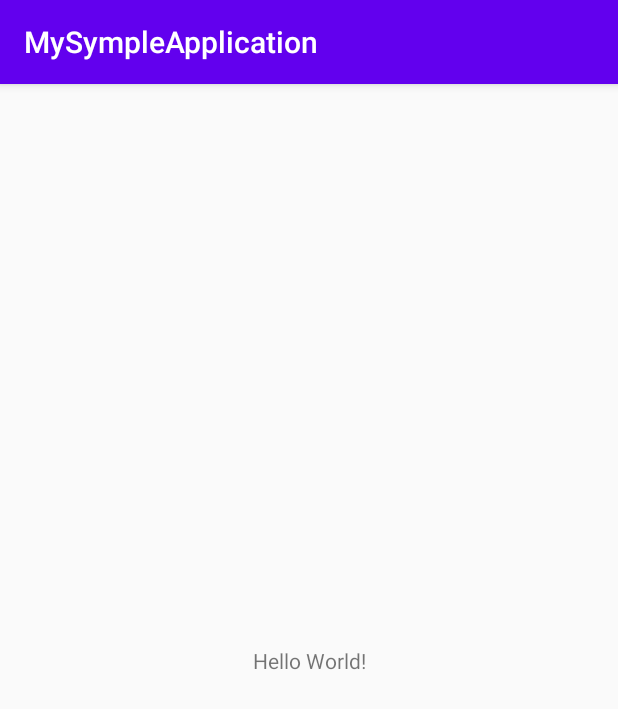
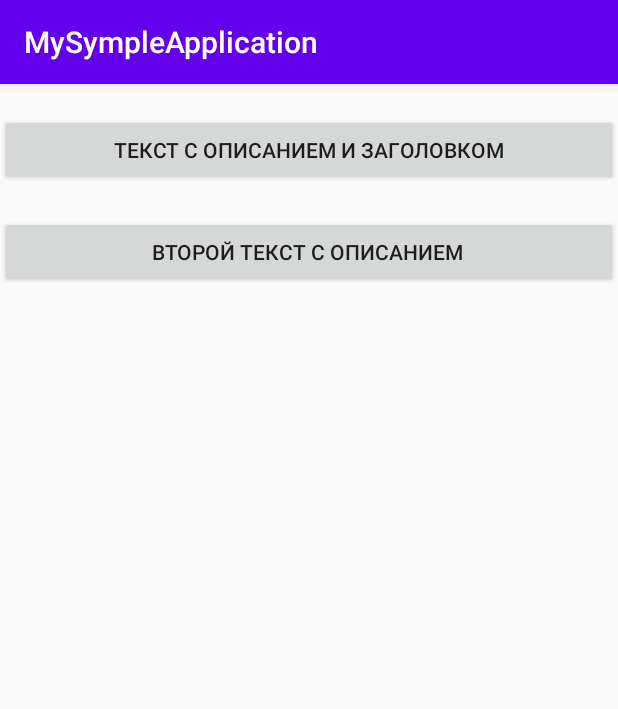
Before and after one commit to AlexM-pixel/SipmlePrimer, an Android app: the screen it shows after launch (MainActivity), on a phone screen of 412 x 824 dp. Shown: the top 709 px of the screen. Run offline under Robolectric (Android 15) with nearby library versions, the phone set to English and light mode, and no system bars.

Commit message:
два фрагмента с передачей данных между ними через аргументы

```diff
--- a/app/src/main/AndroidManifest.xml
+++ b/app/src/main/AndroidManifest.xml
@@ -16,6 +16,7 @@
                 <category android:name="android.intent.category.LAUNCHER" />
             </intent-filter>
         </activity>
+        <activity android:name=".SecondActivity"/>
     </application>
 
 </manifest>
--- a/app/src/main/java/com/example/mysympleapplication/MainActivity.java
+++ b/app/src/main/java/com/example/mysympleapplication/MainActivity.java
@@ -2,7 +2,11 @@ package com.example.mysympleapplication;
 
 import androidx.appcompat.app.AppCompatActivity;
 
+import android.content.Intent;
+import android.content.res.Configuration;
 import android.os.Bundle;
+import android.view.View;
+import android.widget.Button;
 
 public class MainActivity extends AppCompatActivity {
 
--- /dev/null
+++ b/app/src/main/java/com/example/mysympleapplication/fragments/Fragment1.java
@@ -0,0 +1,71 @@
+package com.example.mysympleapplication.fragments;
+
+import android.content.Context;
+import android.content.Intent;
+import android.content.res.Configuration;
+import android.os.Bundle;
+import android.view.LayoutInflater;
+import android.view.View;
+import android.view.ViewGroup;
+import android.widget.Button;
+import android.widget.Toast;
+
+import androidx.annotation.NonNull;
+import androidx.annotation.Nullable;
+import androidx.fragment.app.Fragment;
+import androidx.fragment.app.FragmentManager;
+import androidx.fragment.app.FragmentTransaction;
+
+import com.example.mysympleapplication.R;
+import com.example.mysympleapplication.SecondActivity;
+
+public class Fragment1 extends Fragment {
+    public static final String KEY_TITLE = "Title";
+    private Button button1;
+    private Button button2;
+
+    @Nullable
+    @Override
+    public View onCreateView(@NonNull LayoutInflater inflater, @Nullable ViewGroup container, @Nullable Bundle savedInstanceState) {
+        final View view = inflater.inflate(R.layout.fragment_one, container, false);
+        button1 = view.findViewById(R.id.buttom1);
+        button2 = view.findViewById(R.id.buttom2);
+
+        button1.setOnClickListener(new View.OnClickListener() {
+            @Override
+            public void onClick(View v) {
+                String textTitle = button1.getText().toString();
+                if (getResources().getConfiguration().orientation == Configuration.ORIENTATION_LANDSCAPE) {
+                    sendDescription(textTitle);
+                } else {
+                    Intent intent = new Intent(getActivity(), SecondActivity.class);
+                    intent.putExtra(KEY_TITLE, textTitle);
+                    startActivity(intent);
+                }
+            }
+        });
+        button2.setOnClickListener(new View.OnClickListener() {
+            @Override
+            public void onClick(View v) {
+                String textTitle = button2.getText().toString();
+                if (getResources().getConfiguration().orientation == Configuration.ORIENTATION_LANDSCAPE) {
+                    sendDescription(textTitle);
+                } else {
+                    Intent intent = new Intent(getActivity(), SecondActivity.class);
+                    intent.putExtra(KEY_TITLE, textTitle);
+                    startActivity(intent);
+                }
+            }
+        });
+
+        return view;
+    }
+
+    private void sendDescription(String text) {
+        FragmentManager fm =getFragmentManager();
+        assert fm != null;
+        if (fm.findFragmentByTag("liner")==null) {
+        fm.beginTransaction().replace(R.id.second_frame,Fragment2.newInstance(text)).commit();
+        }
+    }
+}
--- /dev/null
+++ b/app/src/main/res/layout-land/activity_main.xml
@@ -0,0 +1,34 @@
+<?xml version="1.0" encoding="utf-8"?>
+<LinearLayout xmlns:android="http://schemas.android.com/apk/res/android"
+    xmlns:app="http://schemas.android.com/apk/res-auto"
+    xmlns:tools="http://schemas.android.com/tools"
+    android:layout_width="match_parent"
+    android:layout_height="match_parent"
+    android:orientation="horizontal"
+    tools:context=".MainActivity">
+
+    <FrameLayout
+        android:id="@+id/first_frame"
+        android:layout_width="420dp"
+        android:layout_height="match_parent"
+        app:layout_constraintBottom_toBottomOf="parent"
+        app:layout_constraintStart_toStartOf="parent"
+        app:layout_constraintTop_toTopOf="parent"
+        >
+    <fragment
+        android:id="@+id/portert_fragment"
+        android:name="com.example.mysympleapplication.fragments.Fragment1"
+        android:layout_width="match_parent"
+        android:layout_height="match_parent"
+        >
+    </fragment>
+    </FrameLayout>
+
+    <FrameLayout
+        android:id="@+id/second_frame"
+        android:layout_width="wrap_content"
+        android:layout_height="match_parent"
+        >
+    </FrameLayout>
+
+</LinearLayout>
--- a/app/src/main/res/layout/activity_main.xml
+++ b/app/src/main/res/layout/activity_main.xml
@@ -1,18 +1,16 @@
 <?xml version="1.0" encoding="utf-8"?>
 <androidx.constraintlayout.widget.ConstraintLayout xmlns:android="http://schemas.android.com/apk/res/android"
-    xmlns:app="http://schemas.android.com/apk/res-auto"
     xmlns:tools="http://schemas.android.com/tools"
     android:layout_width="match_parent"
     android:layout_height="match_parent"
     tools:context=".MainActivity">
 
-    <TextView
-        android:layout_width="wrap_content"
-        android:layout_height="wrap_content"
-        android:text="Hello World!"
-        app:layout_constraintBottom_toBottomOf="parent"
-        app:layout_constraintLeft_toLeftOf="parent"
-        app:layout_constraintRight_toRightOf="parent"
-        app:layout_constraintTop_toTopOf="parent" />
+   <fragment
+       android:id="@+id/portert_fragment"
+       android:name="com.example.mysympleapplication.fragments.Fragment1"
+       android:layout_width="match_parent"
+       android:layout_height="match_parent"
+       >
+   </fragment>
 
 </androidx.constraintlayout.widget.ConstraintLayout>
--- /dev/null
+++ b/app/src/main/res/layout/fragment_one.xml
@@ -0,0 +1,20 @@
+<?xml version="1.0" encoding="utf-8"?>
+<LinearLayout xmlns:android="http://schemas.android.com/apk/res/android"
+    android:orientation="vertical" android:layout_width="match_parent"
+    android:layout_height="match_parent">
+    <Button
+        android:id="@+id/buttom1"
+        android:layout_marginTop="20dp"
+        android:layout_width="match_parent"
+        android:layout_height="wrap_content"
+        android:text="Текст с описанием и заголовком"
+        android:textSize="14sp"/>
+    <Button
+        android:id="@+id/buttom2"
+        android:layout_marginTop="20dp"
+        android:layout_width="match_parent"
+        android:layout_height="wrap_content"
+        android:text="Второй Текст с описанием "
+        android:textSize="14sp"/>
+
+</LinearLayout>
--- a/app/src/main/res/values/strings.xml
+++ b/app/src/main/res/values/strings.xml
@@ -1,3 +1,4 @@
 <resources>
     <string name="app_name">MySympleApplication</string>
+    <string name="description">Description</string>
 </resources>
```
Also changed, not shown: app/src/main/java/com/example/mysympleapplication/SecondActivity.java (added, +23 -0 lines), app/src/main/java/com/example/mysympleapplication/fragments/Fragment2.java (added, +38 -0 lines), app/src/main/res/layout/fragment_two.xml (added, +18 -0 lines), app/src/main/res/layout/second_activity.xml (added, +11 -0 lines).
